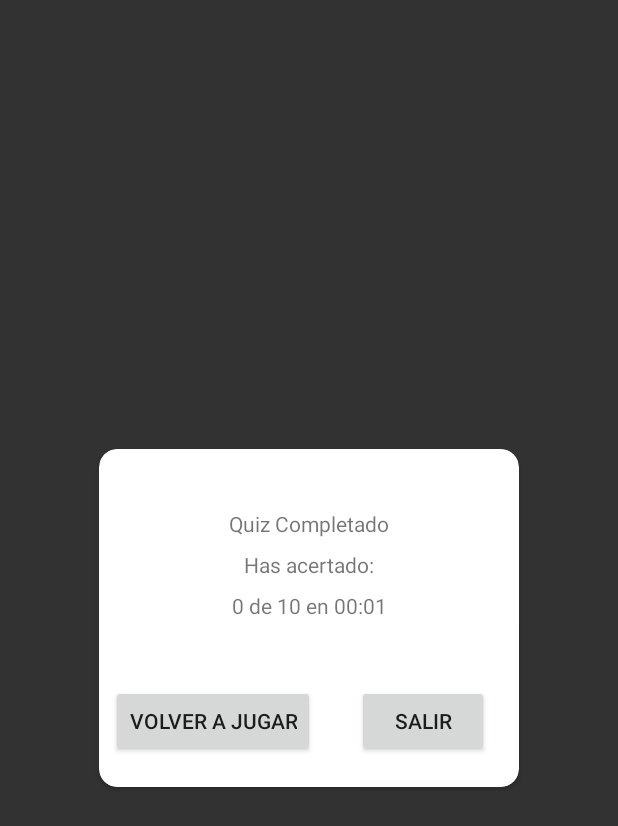
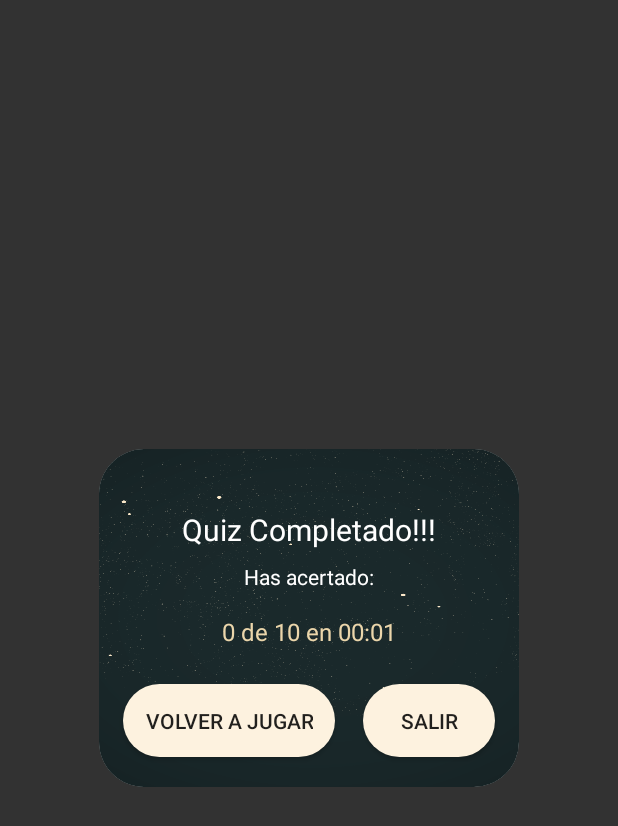
Before and after one commit to ecgrullon/musickingquiz, an Android app: the fragment finishDialog shown on its own in the app's theme, on a phone screen of 412 x 824 dp. Shown: the top 826 px of the screen. Run offline under Robolectric (Android 15) with nearby library versions, the phone set to English and light mode, and no system bars.

Commit message:
Music Quiz 1.0.1

```diff
--- a/app/src/main/java/es/usj/musickingquiz/Dialogs/finishDialog.java
+++ b/app/src/main/java/es/usj/musickingquiz/Dialogs/finishDialog.java
@@ -1,12 +1,14 @@
 package es.usj.musickingquiz.Dialogs;
 
 
-import android.content.Intent;
+import android.media.MediaPlayer;
 import android.os.Bundle;
 import android.support.v4.app.Fragment;
+import android.support.v7.widget.CardView;
 import android.view.LayoutInflater;
 import android.view.View;
 import android.view.ViewGroup;
+import android.view.animation.AnimationUtils;
 import android.widget.Button;
 import android.widget.RelativeLayout;
 import android.widget.TextView;
@@ -21,8 +23,11 @@ public class finishDialog extends Fragment {
 
     Button btnSalir;
     Button btnVolverAJugar;
+    CardView cvPopup;
     RelativeLayout rl_root;
     TextView tvScore;
+
+    MediaPlayer mp;
 
     public finishDialog() {
         // Required empty public constructor
@@ -41,6 +46,8 @@ public class finishDialog extends Fragment {
                              Bundle savedInstanceState) {
         // Inflate the layout for this fragment
         View view = inflater.inflate(R.layout.dialog_finish, container, false);
+        cvPopup = view.findViewById(R.id.cv_finish_popup);
+        cvPopup.setAnimation(AnimationUtils.loadAnimation(getContext(), R.anim.uptodown));
 
         tvScore = view.findViewById(R.id.tv_score);
 
@@ -56,11 +63,8 @@ public class finishDialog extends Fragment {
         btnVolverAJugar.setOnClickListener(new View.OnClickListener() {
             @Override
             public void onClick(View v) {
-                Intent i = getActivity().getBaseContext().getPackageManager()
-                        .getLaunchIntentForPackage(getActivity().getBaseContext().getPackageName());
-                i.addFlags(Intent.FLAG_ACTIVITY_CLEAR_TOP);
-                getActivity().finish();
-                startActivity(i);
+                removeThisFragment();
+                getActivity().recreate();
             }
         });
 
@@ -72,6 +76,7 @@ public class finishDialog extends Fragment {
             }
         });
 
+        reproducirAudio();
         setScore();
         return view;
     }
@@ -84,4 +89,23 @@ public class finishDialog extends Fragment {
         getActivity().finish();
         getActivity().moveTaskToBack(true);
     }
+
+    private void reproducirAudio() {
+
+        if (mp != null) mp.release();
+        mp = MediaPlayer.create(this.getContext(), R.raw.bubblegumpuzzler);
+        mp.setLooping(true);
+        mp.start();
+    }
+
+    @Override
+    public void onStop() {
+        mp.stop();
+        super.onStop();
+    }
+
+    private void removeThisFragment() {
+        mp.stop();
+        getActivity().getSupportFragmentManager().beginTransaction().remove(this).commit();
+    }
 }
--- a/app/src/main/java/es/usj/musickingquiz/Fragments/GameFragment.java
+++ b/app/src/main/java/es/usj/musickingquiz/Fragments/GameFragment.java
@@ -219,14 +219,18 @@ public class GameFragment extends Fragment {
 
     @Override
     public void onStop() {
-        mp.stop();
+        if (mp.isPlaying()) mp.pause();
         super.onStop();
+    }
+
+    @Override
+    public void onResume() {
+        super.onResume();
+        if (mp != null) mp.start();
     }
 
     private void callFinishDialog() {
         finishDialog fragment = finishDialog.newInstance(String.valueOf(aciertos), String.valueOf(settings.numberOfSongsToPlay), String.valueOf(chronometer.getText()));
-        getActivity().getSupportFragmentManager().beginTransaction().replace(R.id.activity_quiz_root_layout, fragment).commit();
+        getActivity().getSupportFragmentManager().beginTransaction().replace(R.id.activity_quiz_root_layout, fragment).addToBackStack(null).commit();
     }
-
-
 }
--- a/app/src/main/res/layout/dialog_finish.xml
+++ b/app/src/main/res/layout/dialog_finish.xml
@@ -14,25 +14,32 @@
 
     <!-- TODO: Update blank fragment layout -->
     <android.support.v7.widget.CardView
+        android:id="@+id/cv_finish_popup"
         android:layout_width="wrap_content"
         android:layout_height="wrap_content"
         android:layout_rowWeight="1"
         android:layout_columnWeight="1"
-        android:layout_margin="12dp"
+        android:layout_marginStart="12dp"
+        android:layout_marginTop="12dp"
+        android:layout_marginEnd="12dp"
+        android:layout_marginBottom="12dp"
         android:elevation="6dp"
-        app:cardCornerRadius="12dp">
+        app:cardCornerRadius="30dp">
 
         <android.support.constraint.ConstraintLayout
-            android:id="@+id/relativeLayout"
+            android:id="@+id/cl_finsih_popup"
             android:layout_width="280dp"
-            android:layout_height="225dp">
+            android:layout_height="225dp"
+            android:background="@drawable/background">
 
             <TextView
                 android:id="@+id/textView2"
                 android:layout_width="wrap_content"
                 android:layout_height="wrap_content"
                 android:layout_marginTop="40dp"
-                android:text="Quiz Completado"
+                android:text="@string/quiz_completado"
+                android:textColor="@color/white"
+                android:textSize="20sp"
                 app:layout_constraintLeft_toLeftOf="parent"
                 app:layout_constraintRight_toRightOf="parent"
                 app:layout_constraintTop_toTopOf="parent" />
@@ -42,7 +49,9 @@
                 android:layout_width="wrap_content"
                 android:layout_height="wrap_content"
                 android:layout_marginTop="8dp"
-                android:text="Has acertado:"
+                android:text="@string/has_acertado"
+                android:textColor="@color/white"
+                android:textSize="14sp"
                 app:layout_constraintLeft_toLeftOf="parent"
                 app:layout_constraintRight_toRightOf="parent"
                 app:layout_constraintTop_toBottomOf="@+id/textView2" />
@@ -51,8 +60,10 @@
                 android:id="@+id/tv_score"
                 android:layout_width="wrap_content"
                 android:layout_height="wrap_content"
-                android:layout_marginTop="8dp"
-                android:text="50 de 30 3n 1:30"
+                android:layout_marginTop="16dp"
+                android:text="5 de 10 en 1:30"
+                android:textColor="@color/lightorangedark"
+                android:textSize="16sp"
                 app:layout_constraintLeft_toLeftOf="parent"
                 app:layout_constraintRight_toRightOf="parent"
                 app:layout_constraintTop_toBottomOf="@+id/textView3" />
@@ -61,9 +72,10 @@
                 android:id="@+id/btn_volver_a_jugar"
                 android:layout_width="wrap_content"
                 android:layout_height="wrap_content"
-                android:layout_marginStart="8dp"
+                android:layout_marginStart="16dp"
                 android:layout_marginBottom="20dp"
-                android:text="Volver a Jugar"
+                android:background="@drawable/buttonstyle"
+                android:text="@string/volver_a_jugar"
                 app:layout_constraintBottom_toBottomOf="parent"
                 app:layout_constraintStart_toStartOf="parent" />
 
@@ -71,9 +83,10 @@
                 android:id="@+id/btnSalir"
                 android:layout_width="wrap_content"
                 android:layout_height="wrap_content"
-                android:layout_marginEnd="20dp"
+                android:layout_marginEnd="16dp"
                 android:layout_marginBottom="20dp"
-                android:text="Salir"
+                android:background="@drawable/buttonstyle"
+                android:text="@string/salir"
                 app:layout_constraintBottom_toBottomOf="parent"
                 app:layout_constraintEnd_toEndOf="parent" />
         </android.support.constraint.ConstraintLayout>
--- a/app/src/main/res/layout/fragment_game.xml
+++ b/app/src/main/res/layout/fragment_game.xml
@@ -20,6 +20,7 @@
             android:layout_marginTop="32dp"
             android:layout_marginEnd="8dp"
             android:background="@drawable/buttonstyle"
+            android:foreground="?attr/selectableItemBackground"
             android:text="@string/responder"
             app:layout_constraintEnd_toEndOf="parent"
             app:layout_constraintHorizontal_bias="0.501"
--- a/app/src/main/res/values/colors.xml
+++ b/app/src/main/res/values/colors.xml
@@ -3,6 +3,7 @@
     <color name="colorPrimary">#102490</color>
     <color name="colorPrimaryDark">#2963c1</color>
     <color name="black">#000</color>
+    <color name="white">#fff</color>
     <color name="lightorange">#fdf2df</color>
     <color name="lightorangedark">#ebd6ab</color>
     <color name="colorAccent">#545354</color>
--- a/app/src/main/res/values/strings.xml
+++ b/app/src/main/res/values/strings.xml
@@ -22,4 +22,8 @@
     <string name="no_keep">No, cancelar</string>
     <string name="files_download_failed">Files download failed</string>
     <string name="server_connection_failed">Server connection failed</string>
+    <string name="quiz_completado">Quiz Completado!!!</string>
+    <string name="has_acertado">Has acertado:</string>
+    <string name="volver_a_jugar">Volver a Jugar</string>
+    <string name="salir">Salir</string>
 </resources>
--- a/app/src/main/res/values/styles.xml
+++ b/app/src/main/res/values/styles.xml
@@ -6,6 +6,7 @@
         <item name="colorPrimary">@color/colorPrimary</item>
         <item name="colorPrimaryDark">@color/colorPrimaryDark</item>
         <item name="colorAccent">@color/colorAccent</item>
+        <item name="android:windowFullscreen">true</item>
     </style>
 
 </resources>
```
